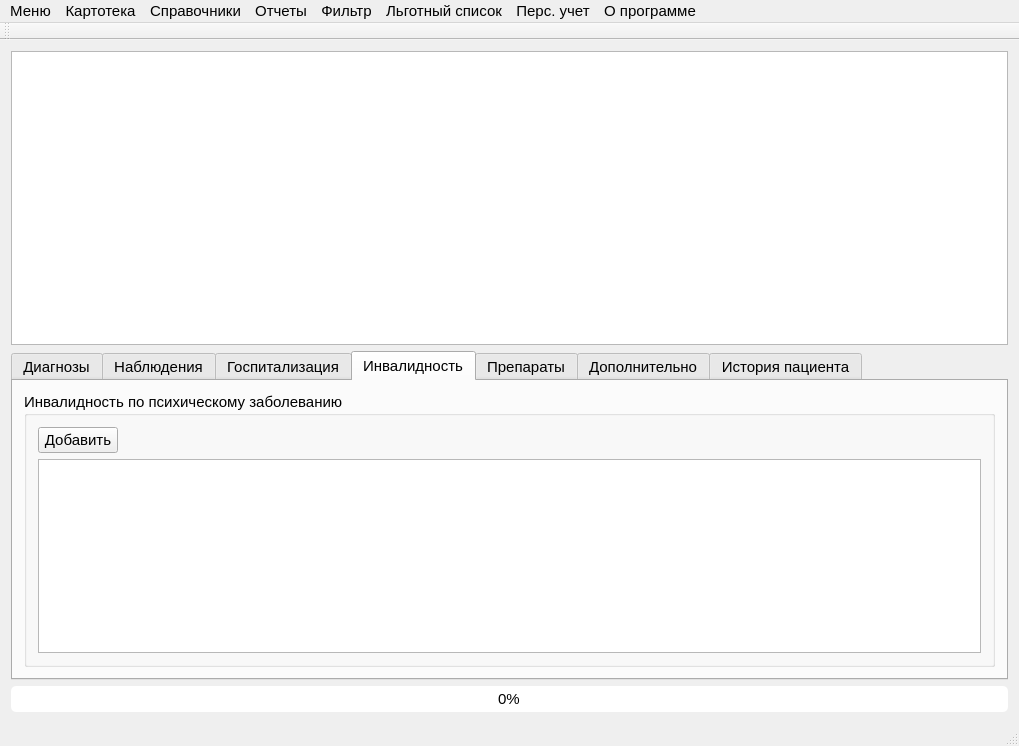
Above: mainwindow.ui from PanchukDima/patientbd-code before the change. Below: the same form after it.
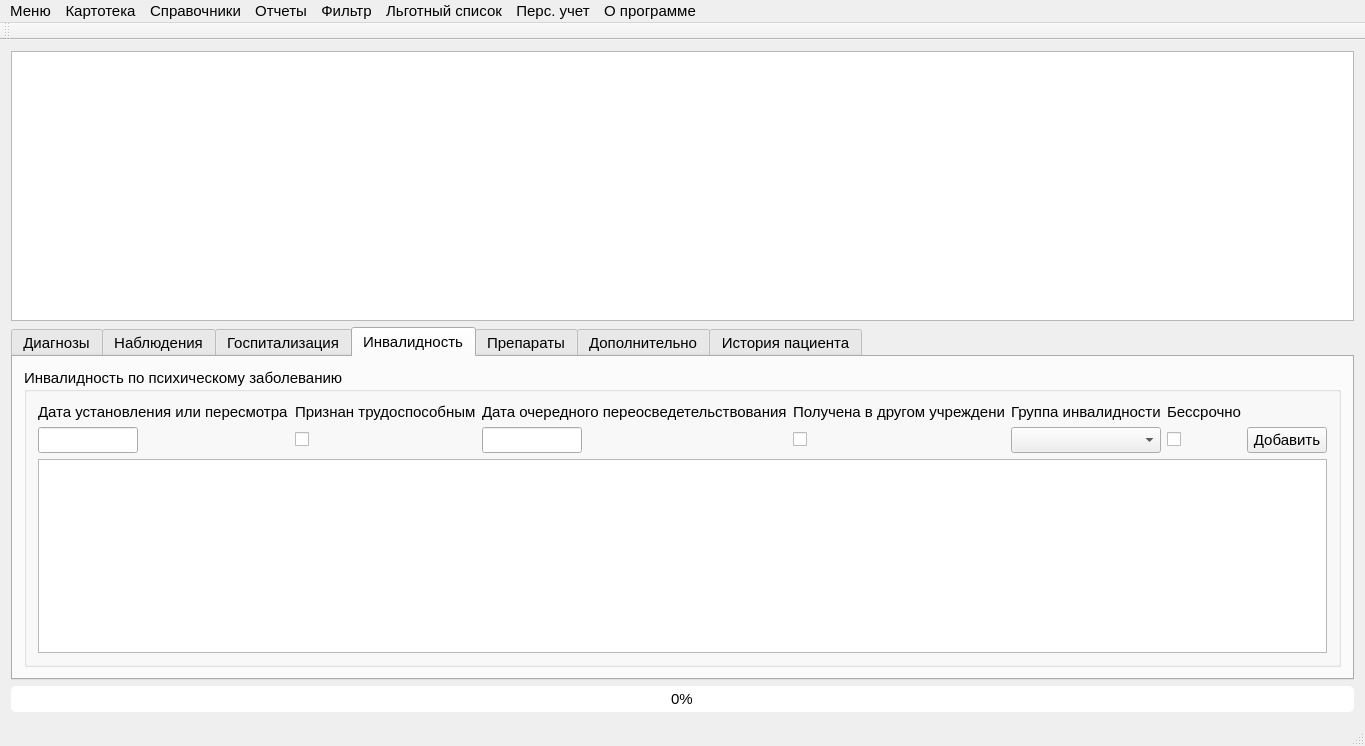
That is the form after the change. The open tabs and pages were chosen to show the change. Icons and pictures are not drawn.

```diff
--- a/mainwindow.ui
+++ b/mainwindow.ui
@@ -312,26 +312,102 @@
           </property>
           <layout class="QVBoxLayout" name="verticalLayout_4">
            <item>
-            <layout class="QHBoxLayout" name="horizontalLayout_7">
-             <item>
+            <layout class="QGridLayout" name="gridLayout">
+             <item row="0" column="0">
+              <widget class="QLabel" name="label">
+               <property name="text">
+                <string>Дата установления или пересмотра</string>
+               </property>
+              </widget>
+             </item>
+             <item row="0" column="2">
+              <widget class="QLabel" name="label_2">
+               <property name="text">
+                <string>Дата очередного переосведетельствования</string>
+               </property>
+              </widget>
+             </item>
+             <item row="0" column="4">
+              <widget class="QLabel" name="label_3">
+               <property name="text">
+                <string>Группа инвалидности</string>
+               </property>
+              </widget>
+             </item>
+             <item row="1" column="1">
+              <widget class="QCheckBox" name="checkBox_work_yes">
+               <property name="text">
+                <string/>
+               </property>
+              </widget>
+             </item>
+             <item row="1" column="3">
+              <widget class="QCheckBox" name="checkBox_from_other">
+               <property name="text">
+                <string/>
+               </property>
+              </widget>
+             </item>
+             <item row="1" column="5">
+              <widget class="QCheckBox" name="checkBox_bs">
+               <property name="text">
+                <string/>
+               </property>
+              </widget>
+             </item>
+             <item row="1" column="6">
               <widget class="QPushButton" name="pushButton_add_invalid">
                <property name="text">
                 <string>Добавить</string>
                </property>
               </widget>
              </item>
-             <item>
-              <spacer name="horizontalSpacer">
-               <property name="orientation">
-                <enum>Qt::Horizontal</enum>
+             <item row="1" column="0">
+              <widget class="QLineEdit" name="lineEdit_date_inst">
+               <property name="maximumSize">
+                <size>
+                 <width>100</width>
+                 <height>16777215</height>
+                </size>
                </property>
-               <property name="sizeHint" stdset="0">
+              </widget>
+             </item>
+             <item row="0" column="1">
+              <widget class="QLabel" name="label_4">
+               <property name="text">
+                <string>Признан трудоспособным</string>
+               </property>
+              </widget>
+             </item>
+             <item row="1" column="2">
+              <widget class="QLineEdit" name="lineEdit_date_pereosved">
+               <property name="maximumSize">
                 <size>
-                 <width>40</width>
-                 <height>20</height>
+                 <width>100</width>
+                 <height>16777215</height>
                 </size>
                </property>
-              </spacer>
+               <property name="text">
+                <string/>
+               </property>
+              </widget>
+             </item>
+             <item row="0" column="3">
+              <widget class="QLabel" name="label_5">
+               <property name="text">
+                <string>Получена в другом учреждени</string>
+               </property>
+              </widget>
+             </item>
+             <item row="1" column="4">
+              <widget class="QComboBox" name="comboBox_group_inv"/>
+             </item>
+             <item row="0" column="5">
+              <widget class="QLabel" name="label_6">
+               <property name="text">
+                <string>Бессрочно</string>
+               </property>
+              </widget>
              </item>
             </layout>
            </item>
```
Left out of the diff: 2 changed lines with no effect on the pictures.
